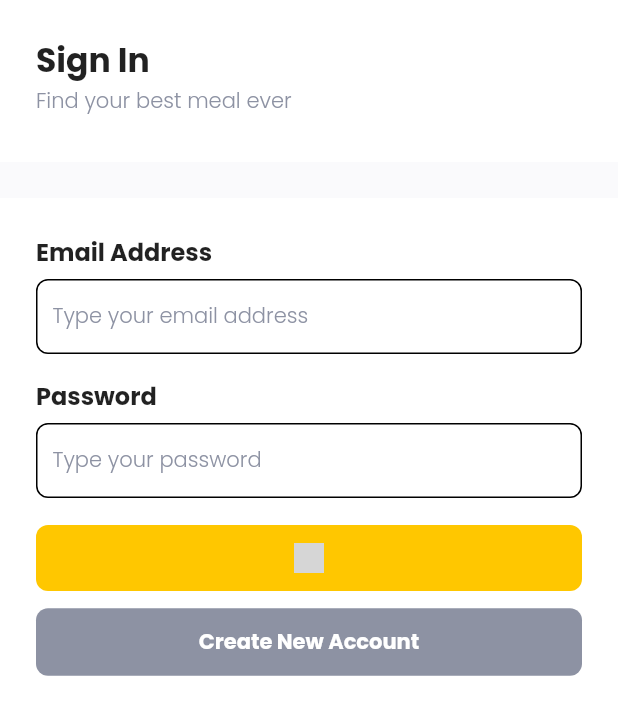
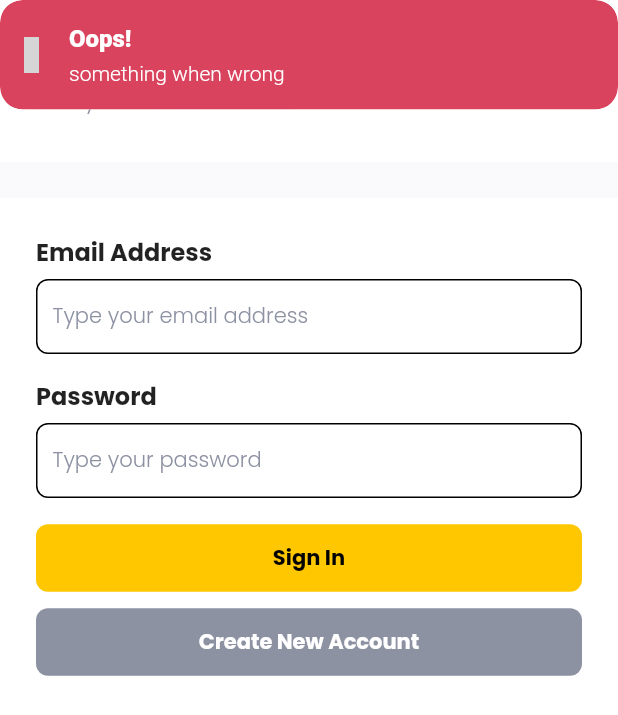
Before and after one commit to addincw/bwa-food-market, a Flutter app: the screen it shows after launch, after a tap on "Sign In", on a phone screen of 412 x 824 dp. Shown: the top 715 px of the screen. Run offline on Flutter 3.47's test engine with Material 2 defaults, Android fonts, the phone set to English and light mode, and no system bars; our stand-ins replace bloc, equatable, flutter_bloc, get, google_fonts, material_design_icons_flutter and 1 more; missing offline and left inert: loading; network calls fail; grey boxes are pictures that could not be loaded.

Commit message:
done: implement auth cubit

```diff
--- a/cubit/auth_cubit.dart
+++ b/lib/cubit/auth_cubit.dart
@@ -12,8 +12,10 @@ class AuthCubit extends Cubit<AuthState> {
   Future signin(String username, String password) async {
     ApiResponse<User> response = await AuthServices.signin(username, password);
 
-    (response.value != null)
-        ? emit(AuthSignedIn(response.value))
-        : emit(AuthFailed(response.message));
+    if (response.value != null) {
+      emit(AuthSignedIn(response.value));
+    } else {
+      emit(AuthFailed(response.message));
+    }
   }
 }
--- a/lib/main.dart
+++ b/lib/main.dart
@@ -2,6 +2,7 @@ import 'package:flutter/material.dart';
 import 'package:flutter_bloc/flutter_bloc.dart';
 import 'package:get/get.dart';
 import 'package:pro_fl_food_market/ui/pages/pages.dart';
+import 'package:pro_fl_food_market/cubit/cubit.dart';
 
 void main() {
   runApp(MyApp());
--- a/lib/services/auth_services.dart
+++ b/lib/services/auth_services.dart
@@ -7,6 +7,7 @@ class AuthServices {
   ) async {
     await Future.delayed(Duration(milliseconds: 500));
 
-    return ApiResponse(value: mockUser);
+    // return ApiResponse(value: mockUser);
+    return ApiResponse(message: 'something when wrong');
   }
 }
--- a/lib/ui/pages/pages.dart
+++ b/lib/ui/pages/pages.dart
@@ -7,6 +7,8 @@ import 'package:google_fonts/google_fonts.dart';
 import 'package:intl/intl.dart';
 import 'package:material_design_icons_flutter/material_design_icons_flutter.dart';
 import 'package:md2_tab_indicator/md2_tab_indicator.dart';
+import 'package:flutter_bloc/flutter_bloc.dart';
+import 'package:pro_fl_food_market/cubit/cubit.dart';
 import 'package:pro_fl_food_market/models/models.dart';
 import 'package:pro_fl_food_market/shared/shared.dart';
 import 'package:pro_fl_food_market/ui/pages/layouts/layouts.dart';
--- a/lib/ui/pages/signin_page.dart
+++ b/lib/ui/pages/signin_page.dart
@@ -6,17 +6,40 @@ class SigninPage extends StatefulWidget {
 }
 
 class _SigninPageState extends State<SigninPage> {
+  TextEditingController emailController = TextEditingController();
+  TextEditingController passwordController = TextEditingController();
   bool _isSigninLoading = false;
 
   @override
   Widget build(BuildContext context) {
-    _signin() {
+    _signin() async {
       setState(() {
         _isSigninLoading = true;
       });
 
-      // context.bloc<AuthCubit>().signin()
-      // Get.to(MainPage());
+      await context.read<AuthCubit>().signin(
+            emailController.text,
+            passwordController.text,
+          );
+
+      setState(() {
+        _isSigninLoading = false;
+      });
+
+      AuthState state = context.read<AuthCubit>().state;
+      if (state is AuthFailed) {
+        Get.snackbar(
+          'Oops!',
+          state.message,
+          snackStyle: SnackStyle.GROUNDED,
+          margin: EdgeInsets.zero,
+          backgroundColor: Color(0xFFD9435E),
+          colorText: Colors.white,
+          icon: Icon(MdiIcons.closeCircleOutline, color: Colors.white),
+        );
+      } else if (state is AuthSignedIn) {
+        Get.to(MainPage());
+      }
     }
 
     return GeneralLayout(
--- a/lib/ui/widgets/fmtext_field.dart
+++ b/lib/ui/widgets/fmtext_field.dart
@@ -1,10 +1,11 @@
 part of 'widgets.dart';
 
 class FmTextField extends StatelessWidget {
+  final TextEditingController controller;
   final String labelName;
   final bool isEditable;
 
-  FmTextField({this.labelName, this.isEditable = true});
+  FmTextField({this.controller, this.labelName, this.isEditable = true});
 
   @override
   Widget build(BuildContext context) {
@@ -20,6 +21,7 @@ class FmTextField extends StatelessWidget {
             border: Border.all(color: Colors.black),
           ),
           child: TextField(
+            controller: controller,
             enabled: isEditable,
             decoration: InputDecoration(
               border: InputBorder.none,
```
Also changed, not shown: lib/cubit/auth_state.dart (renamed from cubit/auth_state.dart), lib/cubit/cubit.dart (renamed from cubit/cubit.dart).
